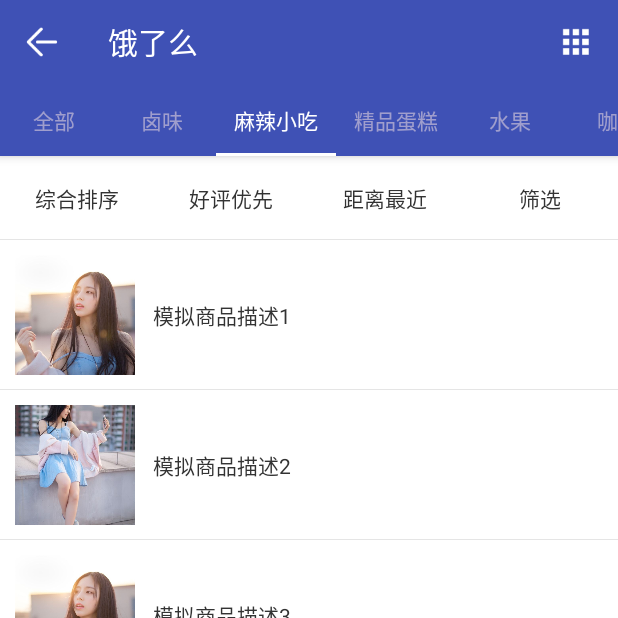
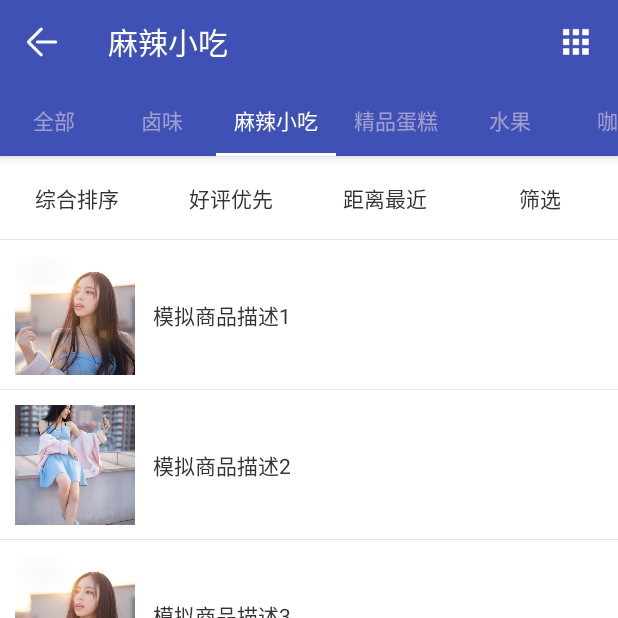
Before and after one commit to MaiitZhao/doSomething, an Android app: the ELMActivity screen opened directly, with no data from a screen before it, tab 3 chosen, on a phone screen of 412 x 824 dp, the top half of it. Run offline under Robolectric (Android 15) with nearby library versions, the phone set to English and light mode, and no system bars; our stand-ins replace ButterKnife; libraries missing offline, so code that uses them is left out: com.scwang.smartrefresh, com.timehop.stickyheadersrecyclerview; plain views replace SmartRefreshLayout; Roboto replaces fonts that are not available here; 3 statements that could not run were skipped.

Commit message:
名字切换联动

```diff
--- a/app/src/main/java/com/example/maiitzhao/myapplication/ele/ELMActivity.java
+++ b/app/src/main/java/com/example/maiitzhao/myapplication/ele/ELMActivity.java
@@ -45,11 +45,31 @@ public class ELMActivity extends BaseActivity {
         TabPagerAdapter tabPagerAdapter = new TabPagerAdapter(getSupportFragmentManager());
         viewPager.setAdapter(tabPagerAdapter);
         tabLayout.setupWithViewPager(viewPager);
+        tabLayout.addOnTabSelectedListener(new TabLayout.OnTabSelectedListener() {
+            @Override
+            public void onTabSelected(TabLayout.Tab tab) {
+                if (tab.getPosition() == 0){
+                    toolbar.setTitle("急了么");
+                }else {
+                    toolbar.setTitle(tab.getText());
+                }
+            }
+
+            @Override
+            public void onTabUnselected(TabLayout.Tab tab) {
+
+            }
+
+            @Override
+            public void onTabReselected(TabLayout.Tab tab) {
+
+            }
+        });
     }
 
     private void initToolbar() {
         toolbar.setNavigationIcon(R.mipmap.ic_back);
-        toolbar.setTitle("饿了么");
+        toolbar.setTitle("急了么");
         setSupportActionBar(toolbar);
     }
 
```
